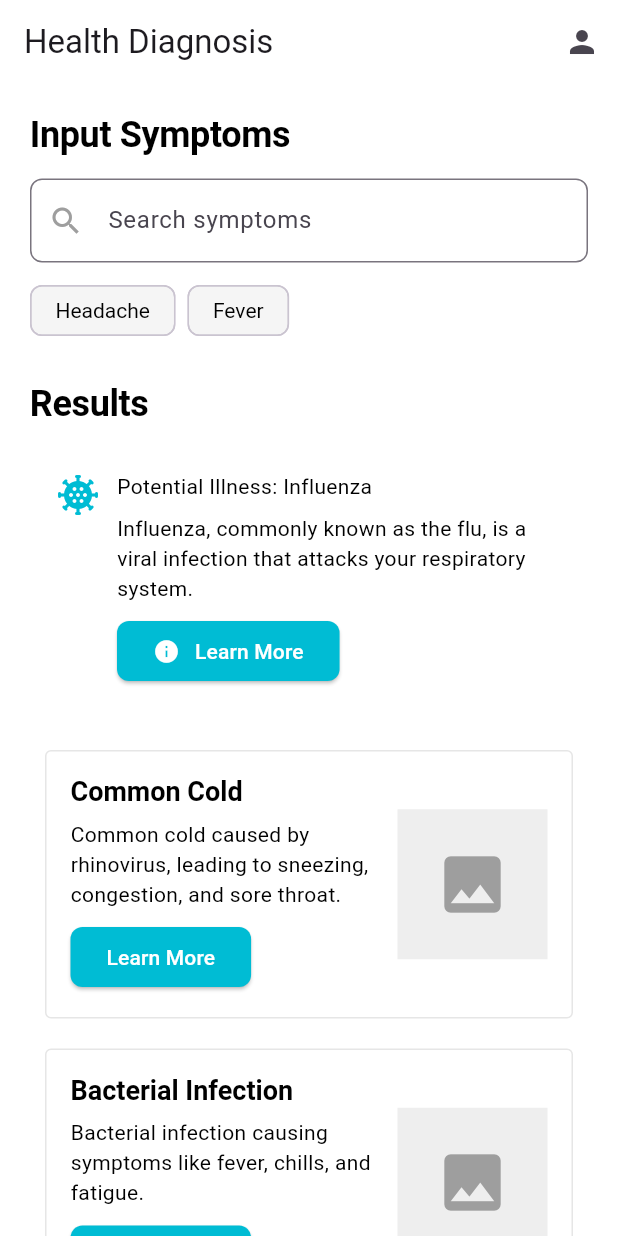
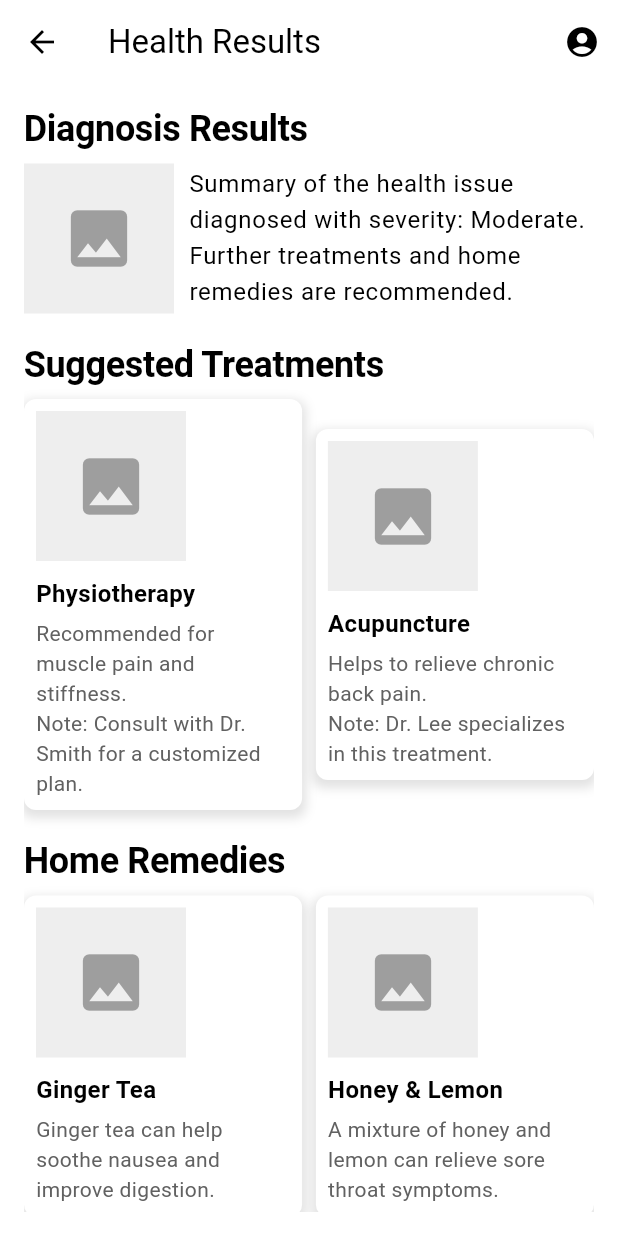
Before and after one commit to shrutikahilale/health_diagnosis_ui, a Flutter app: the screen it shows after launch, after a tap on "Learn More", on a phone screen of 412 x 824 dp. Run offline on Flutter 3.47's test engine with Material 3 defaults, Android fonts, the phone set to English and light mode, and no system bars.

Commit message:
health results screen implementation started

```diff
--- /dev/null
+++ b/lib/screens/health_results.dart
@@ -0,0 +1,218 @@
+import 'package:flutter/material.dart';
+
+class HealthResultPage extends StatelessWidget {
+  const HealthResultPage({super.key});
+
+  @override
+  Widget build(BuildContext context) {
+    return Scaffold(
+      appBar: AppBar(
+        backgroundColor: Colors.white,
+        elevation: 0,
+        leading: IconButton(
+          icon: const Icon(Icons.arrow_back, color: Colors.black),
+          onPressed: () => Navigator.of(context).pop(),
+        ),
+        title: const Text(
+          'Health Results',
+          style: TextStyle(color: Colors.black),
+        ),
+        actions: [
+          IconButton(
+            icon: const Icon(Icons.account_circle, color: Colors.black),
+            onPressed: () {},
+          ),
+        ],
+      ),
+      body: Padding(
+        padding: const EdgeInsets.all(16.0),
+        child: ListView(
+          children: [
+            Text(
+              'Diagnosis Results',
+              style: Theme.of(context).textTheme.headline1,
+            ),
+            const SizedBox(height: 10),
+            Row(
+              children: [
+                Container(
+                  width: 100,
+                  height: 100,
+                  color: Colors.grey.shade200,
+                  child: const Icon(Icons.image, size: 50, color: Colors.grey),
+                ),
+                const SizedBox(width: 10),
+                Expanded(
+                  child: Text(
+                    'Summary of the health issue diagnosed with severity: Moderate. Further treatments and home remedies are recommended.',
+                    style: Theme.of(context).textTheme.bodyText1,
+                  ),
+                ),
+              ],
+            ),
+            const SizedBox(height: 20),
+            Text(
+              'Suggested Treatments',
+              style: Theme.of(context).textTheme.headline1,
+            ),
+            const SizedBox(height: 10),
+            const Row(
+              mainAxisAlignment: MainAxisAlignment.spaceBetween,
+              children: [
+                TreatmentCard(
+                  title: 'Physiotherapy',
+                  description:
+                      'Recommended for muscle pain and stiffness.\nNote: Consult with Dr. Smith for a customized plan.',
+                  imageUrl: '',
+                ),
+                TreatmentCard(
+                  title: 'Acupuncture',
+                  description:
+                      'Helps to relieve chronic back pain.\nNote: Dr. Lee specializes in this treatment.',
+                  imageUrl: '',
+                ),
+              ],
+            ),
+            const SizedBox(height: 20),
+            Text(
+              'Home Remedies',
+              style: Theme.of(context).textTheme.headline1,
+            ),
+            const SizedBox(height: 10),
+            const Row(
+              mainAxisAlignment: MainAxisAlignment.spaceBetween,
+              children: [
+                RemedyCard(
+                  title: 'Ginger Tea',
+                  description:
+                      'Ginger tea can help soothe nausea and improve digestion.',
+                  imageUrl: '',
+                ),
+                RemedyCard(
+                  title: 'Honey & Lemon',
+                  description:
+                      'A mixture of honey and lemon can relieve sore throat symptoms.',
+                  imageUrl: '',
+                ),
+              ],
+            ),
+          ],
+        ),
+      ),
+    );
+  }
+}
+
+class TreatmentCard extends StatelessWidget {
+  final String title;
+  final String description;
+  final String imageUrl;
+
+  const TreatmentCard({
+    super.key,
+    required this.title,
+    required this.description,
+    required this.imageUrl,
+  });
+
+  @override
+  Widget build(BuildContext context) {
+    return Container(
+      width: MediaQuery.of(context).size.width * 0.45,
+      padding: const EdgeInsets.all(8.0),
+      decoration: BoxDecoration(
+        color: Colors.white,
+        borderRadius: BorderRadius.circular(8.0),
+        boxShadow: [
+          BoxShadow(
+            color: Colors.grey.withOpacity(0.3),
+            spreadRadius: 2,
+            blurRadius: 5,
+            offset: const Offset(0, 3),
+          ),
+        ],
+      ),
+      child: Column(
+        crossAxisAlignment: CrossAxisAlignment.start,
+        children: [
+          Container(
+            width: 100,
+            height: 100,
+            color: Colors.grey.shade200,
+            child: const Icon(Icons.image, size: 50, color: Colors.grey),
+          ),
+          const SizedBox(height: 10),
+          Text(
+            title,
+            style: const TextStyle(
+              fontSize: 16,
+              fontWeight: FontWeight.bold,
+            ),
+          ),
+          const SizedBox(height: 5),
+          Text(
+            description,
+            style: TextStyle(fontSize: 14, color: Colors.grey[700]),
+          ),
+        ],
+      ),
+    );
+  }
+}
+
+class RemedyCard extends StatelessWidget {
+  final String title;
+  final String description;
+  final String imageUrl;
+
+  const RemedyCard({
+    super.key,
+    required this.title,
+    required this.description,
+    required this.imageUrl,
+  });
+
+  @override
+  Widget build(BuildContext context) {
+    return Container(
+      width: MediaQuery.of(context).size.width * 0.45,
+      padding: const EdgeInsets.all(8.0),
+      decoration: BoxDecoration(
+        color: Colors.white,
+        borderRadius: BorderRadius.circular(8.0),
+        boxShadow: [
+          BoxShadow(
+            color: Colors.grey.withOpacity(0.3),
+            spreadRadius: 2,
+            blurRadius: 5,
+            offset: const Offset(0, 3),
+          ),
+        ],
+      ),
+      child: Column(
+        crossAxisAlignment: CrossAxisAlignment.start,
+        children: [
+          Container(
+            width: 100,
+            height: 100,
+            color: Colors.grey.shade200,
+            child: const Icon(Icons.image, size: 50, color: Colors.grey),
+          ),
+          const SizedBox(height: 10),
+          Text(
+            title,
+            style: const TextStyle(
+              fontSize: 16,
+              fontWeight: FontWeight.bold,
+            ),
+          ),
+          const SizedBox(height: 5),
+          Text(
+            description,
+            style: TextStyle(fontSize: 14, color: Colors.grey[700]),
+          ),
+        ],
+      ),
+    );
+  }
+}
--- a/lib/screens/home_page.dart
+++ b/lib/screens/home_page.dart
@@ -1,4 +1,5 @@
 import 'package:flutter/material.dart';
+import 'package:health_diagnosis_ui/screens/health_results.dart';
 
 class HealthDiagnosisPage extends StatelessWidget {
   const HealthDiagnosisPage({super.key});
@@ -70,14 +71,24 @@ class HealthDiagnosisPage extends StatelessWidget {
                               ),
                               const SizedBox(height: 8),
                               ElevatedButton(
-                                onPressed: () {},
-                                child: const Wrap(
+                                onPressed: () {
+                                  Navigator.push(
+                                    context,
+                                    MaterialPageRoute(
+                                        builder: (context) =>
+                                            const HealthResultPage()),
+                                  );
+                                },
+                                child: const Padding(
+                                  padding: EdgeInsets.all(8.0),
+                                  child: Wrap(
                                     crossAxisAlignment: WrapCrossAlignment.center,
                                     children: [
                                       Icon(Icons.info),
                                       SizedBox(width: 10),
                                       Text('Learn More')
                                     ],
+                                  ),
                                 ),
                               ),
                             ],
```
Also changed, not shown: pubspec.lock. Lines whose indentation alone changed are shown as unchanged.
